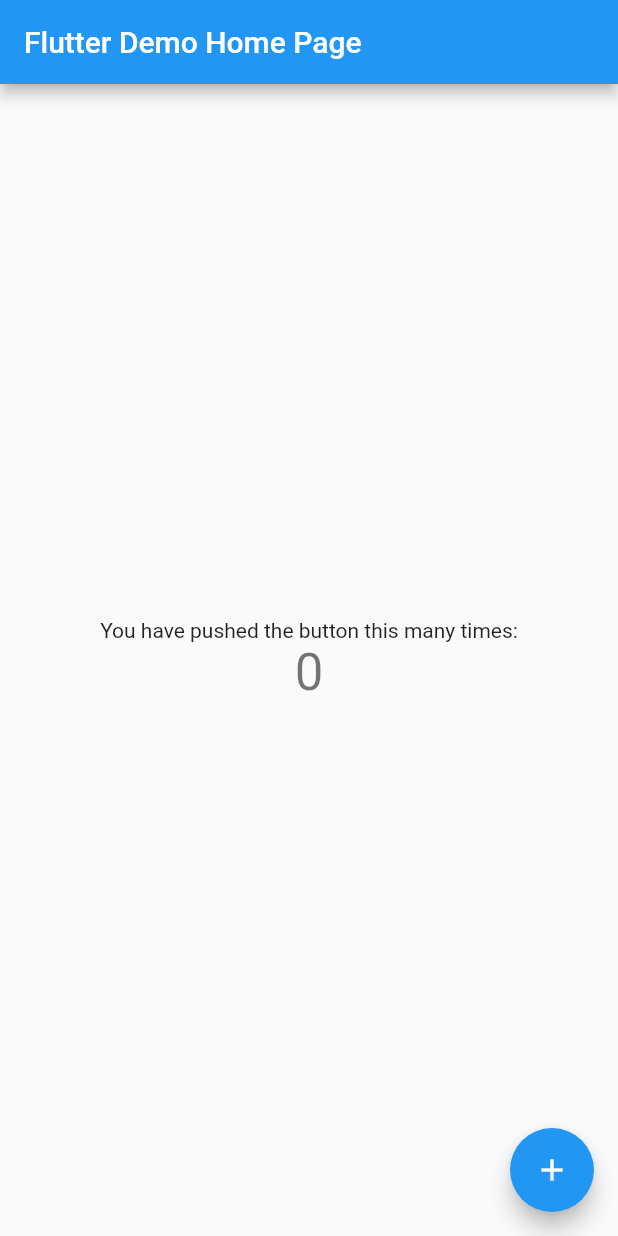
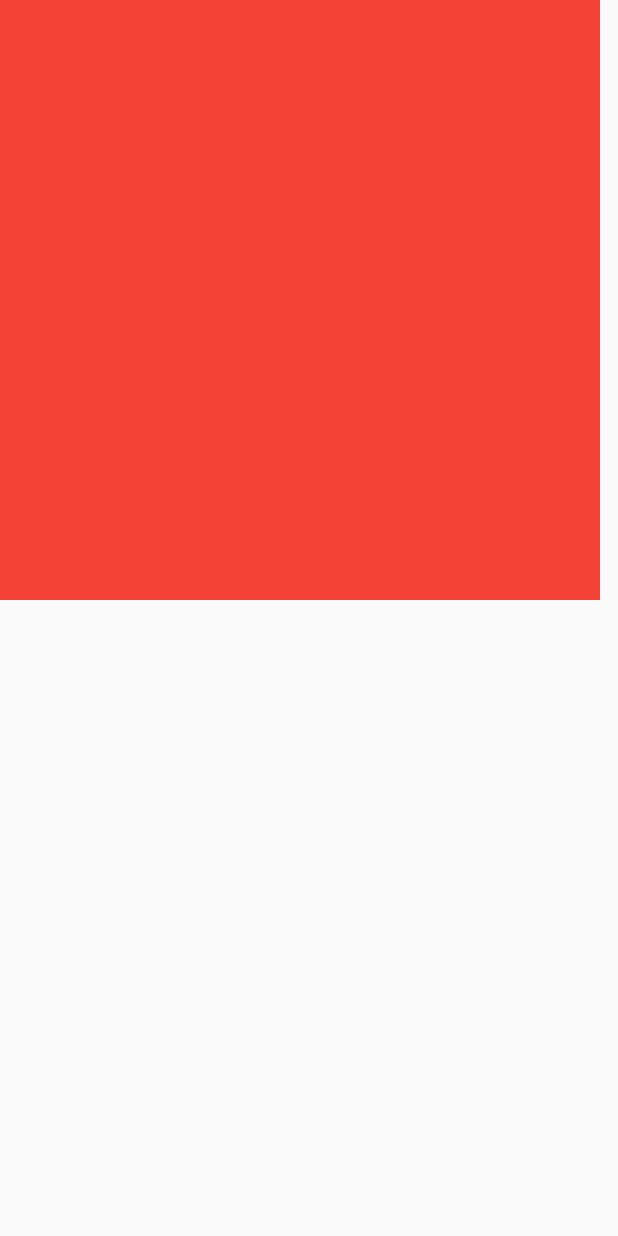
Before and after one commit to SwarajErra/hybrid, a Flutter app: the screen it shows after launch, on a phone screen of 412 x 824 dp. Run offline on Flutter 3.47's test engine with Material 2 defaults, Android fonts, the light colour scheme and no system bars.

Commit message:
adding Launcher.dart

```diff
--- a/lib/main.dart
+++ b/lib/main.dart
@@ -1,115 +1,15 @@
 import 'package:flutter/material.dart';
+import './startedLogo/Launcher.dart';
 
-void main() {
-  runApp(const MyApp());
-}
+void main()=> runApp(Getwork());
 
-class MyApp extends StatelessWidget {
-  const MyApp({Key? key}) : super(key: key);
-
-  // This widget is the root of your application.
+class Getwork extends StatelessWidget {
   @override
   Widget build(BuildContext context) {
     return MaterialApp(
-      title: 'Flutter Demo',
-      theme: ThemeData(
-        // This is the theme of your application.
-        //
-        // Try running your application with "flutter run". You'll see the
-        // application has a blue toolbar. Then, without quitting the app, try
-        // changing the primarySwatch below to Colors.green and then invoke
-        // "hot reload" (press "r" in the console where you ran "flutter run",
-        // or simply save your changes to "hot reload" in a Flutter IDE).
-        // Notice that the counter didn't reset back to zero; the application
-        // is not restarted.
-        primarySwatch: Colors.blue,
+      home: Scaffold(
+        body: launcher(),
       ),
-      home: const MyHomePage(title: 'Flutter Demo Home Page'),
     );
   }
 }
-
-class MyHomePage extends StatefulWidget {
-  const MyHomePage({Key? key, required this.title}) : super(key: key);
-
-  // This widget is the home page of your application. It is stateful, meaning
-  // that it has a State object (defined below) that contains fields that affect
-  // how it looks.
-
-  // This class is the configuration for the state. It holds the values (in this
-  // case the title) provided by the parent (in this case the App widget) and
-  // used by the build method of the State. Fields in a Widget subclass are
-  // always marked "final".
-
-  final String title;
-
-  @override
-  State<MyHomePage> createState() => _MyHomePageState();
-}
-
-class _MyHomePageState extends State<MyHomePage> {
-  int _counter = 0;
-
-  void _incrementCounter() {
-    setState(() {
-      // This call to setState tells the Flutter framework that something has
-      // changed in this State, which causes it to rerun the build method below
-      // so that the display can reflect the updated values. If we changed
-      // _counter without calling setState(), then the build method would not be
-      // called again, and so nothing would appear to happen.
-      _counter++;
-    });
-  }
-
-  @override
-  Widget build(BuildContext context) {
-    // This method is rerun every time setState is called, for instance as done
-    // by the _incrementCounter method above.
-    //
-    // The Flutter framework has been optimized to make rerunning build methods
-    // fast, so that you can just rebuild anything that needs updating rather
-    // than having to individually change instances of widgets.
-    return Scaffold(
-      appBar: AppBar(
-        // Here we take the value from the MyHomePage object that was created by
-        // the App.build method, and use it to set our appbar title.
-        title: Text(widget.title),
-      ),
-      body: Center(
-        // Center is a layout widget. It takes a single child and positions it
-        // in the middle of the parent.
-        child: Column(
-          // Column is also a layout widget. It takes a list of children and
-          // arranges them vertically. By default, it sizes itself to fit its
-          // children horizontally, and tries to be as tall as its parent.
-          //
-          // Invoke "debug painting" (press "p" in the console, choose the
-          // "Toggle Debug Paint" action from the Flutter Inspector in Android
-          // Studio, or the "Toggle Debug Paint" command in Visual Studio Code)
-          // to see the wireframe for each widget.
-          //
-          // Column has various properties to control how it sizes itself and
-          // how it positions its children. Here we use mainAxisAlignment to
-          // center the children vertically; the main axis here is the vertical
-          // axis because Columns are vertical (the cross axis would be
-          // horizontal).
-          mainAxisAlignment: MainAxisAlignment.center,
-          children: <Widget>[
-            const Text(
-              'You have pushed the button this many times:',
-            ),
-            Text(
-              '$_counter',
-              style: Theme.of(context).textTheme.headline4,
-            ),
-          ],
-        ),
-      ),
-      floatingActionButton: FloatingActionButton(
-        onPressed: _incrementCounter,
-        tooltip: 'Increment',
-        child: const Icon(Icons.add),
-      ), // This trailing comma makes auto-formatting nicer for build methods.
-    );
-  }
-}
--- /dev/null
+++ b/lib/startedLogo/Launcher.dart
@@ -0,0 +1,24 @@
+import 'package:flutter/material.dart';
+
+
+class launcher extends StatefulWidget {
+  const launcher({Key? key}) : super(key: key);
+
+  @override
+  _launcherState createState() => _launcherState();
+}
+
+class _launcherState extends State<launcher> {
+  @override
+  Widget build(BuildContext context) {
+    return Container(
+      alignment: Alignment.center,
+      height: 400,
+      width: 400,
+      color: Colors.red,
+      child: Column(
+
+      ),
+    );
+  }
+}
```
Also changed, not shown: 1 other file.
